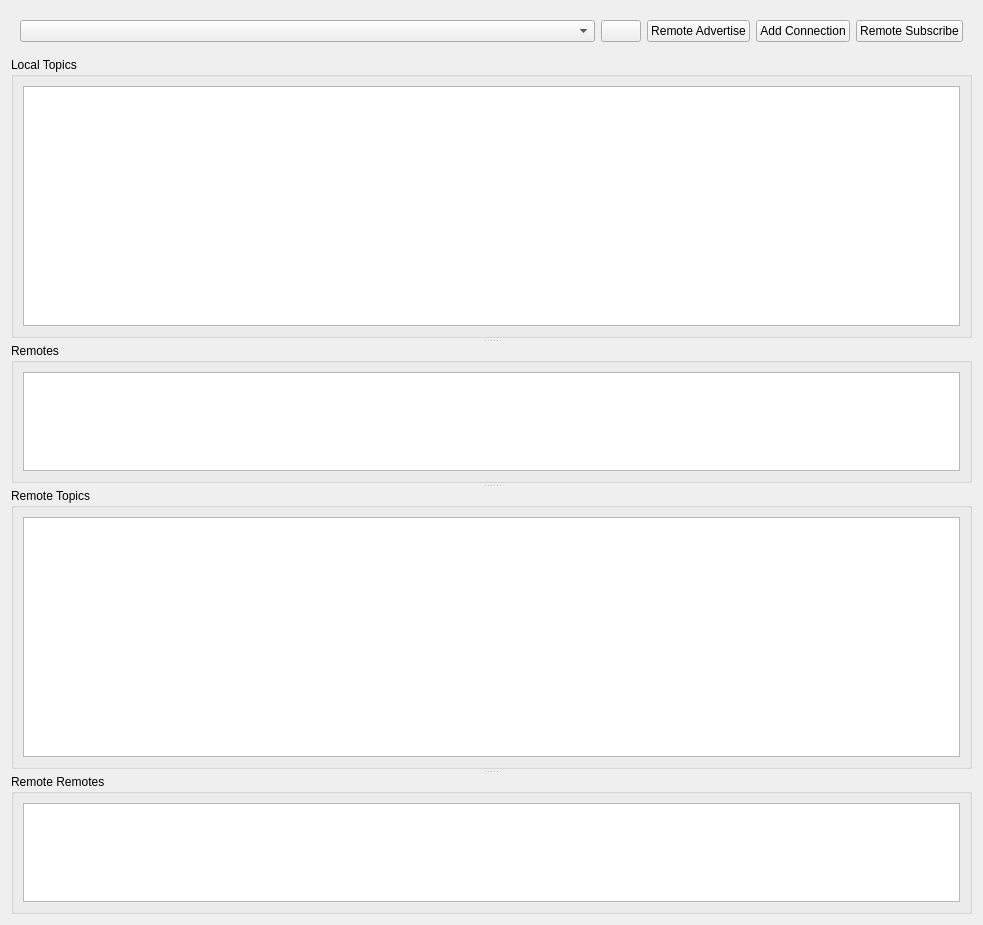
Above: src/udp_bridge_plugin.ui from CCOMJHC/rqt_udp_bridge before the change. Below: the same form after it.
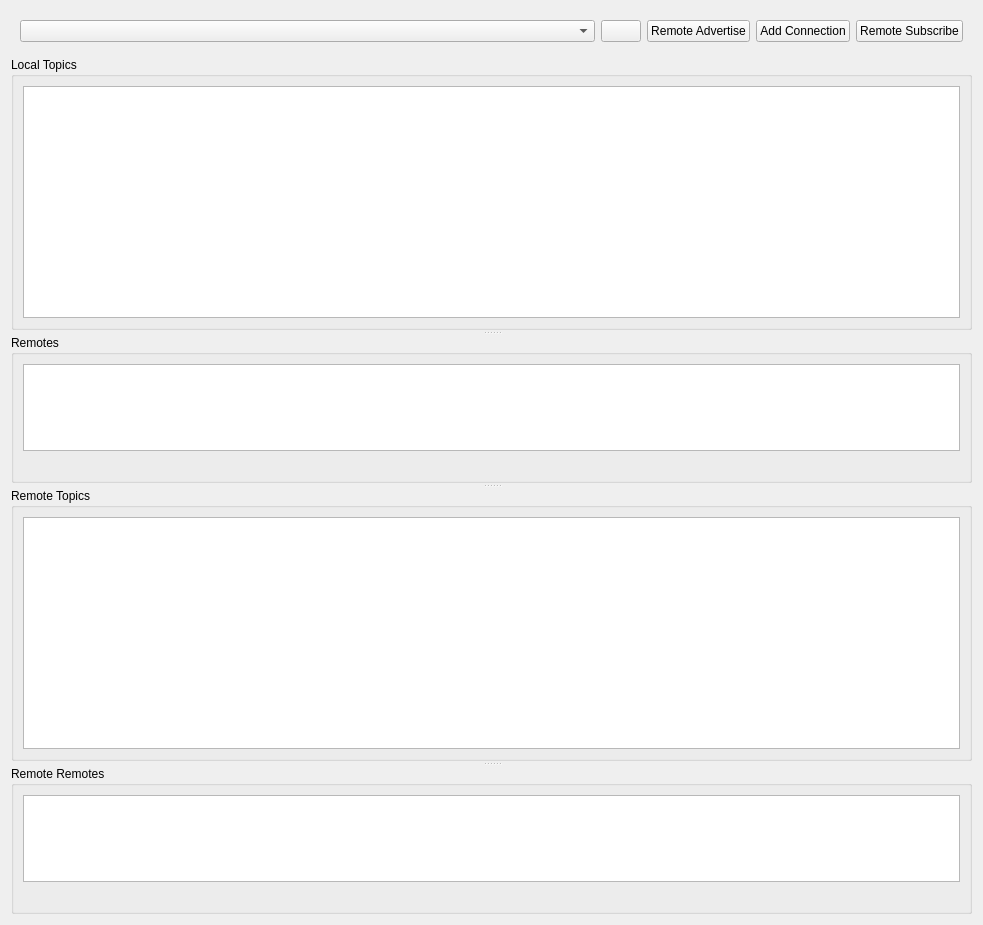
That is the form after the change. Icons and pictures are not drawn.

Patch:
```diff
--- a/src/udp_bridge_plugin.ui
+++ b/src/udp_bridge_plugin.ui
@@ -115,7 +115,7 @@
       <property name="title">
        <string>Remotes</string>
       </property>
-      <layout class="QHBoxLayout" name="horizontalLayout_2">
+      <layout class="QVBoxLayout" name="verticalLayout_2">
        <item>
         <widget class="QTreeView" name="remotesTreeView">
          <property name="sizePolicy">
@@ -129,6 +129,16 @@
          </property>
         </widget>
        </item>
+       <item>
+        <widget class="QLabel" name="selectedRemotedetailsLabel">
+         <property name="text">
+          <string/>
+         </property>
+         <property name="textInteractionFlags">
+          <set>Qt::LinksAccessibleByMouse|Qt::TextSelectableByMouse</set>
+         </property>
+        </widget>
+       </item>
       </layout>
      </widget>
      <widget class="QGroupBox" name="remoteTopicsGroupBox">
@@ -170,7 +180,7 @@
       <property name="title">
        <string>Remote Remotes</string>
       </property>
-      <layout class="QHBoxLayout" name="horizontalLayout_5">
+      <layout class="QVBoxLayout" name="verticalLayout_3">
        <item>
         <widget class="QTreeView" name="remoteRemotesTreeView">
          <property name="sizePolicy">
@@ -181,6 +191,16 @@
          </property>
         </widget>
        </item>
+       <item>
+        <widget class="QLabel" name="selectedRemoteRemoteDetailsLabel">
+         <property name="text">
+          <string/>
+         </property>
+         <property name="textInteractionFlags">
+          <set>Qt::LinksAccessibleByMouse|Qt::TextSelectableByMouse</set>
+         </property>
+        </widget>
+       </item>
       </layout>
      </widget>
     </widget>
```
